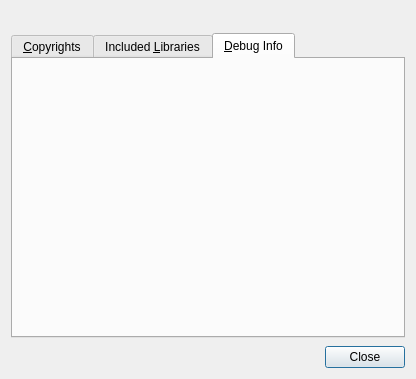
Above: src/gens-qt4/ui/AboutWindow.ui from GerbilSoft/gens-gs-ii before the change. Below: the same form after it.
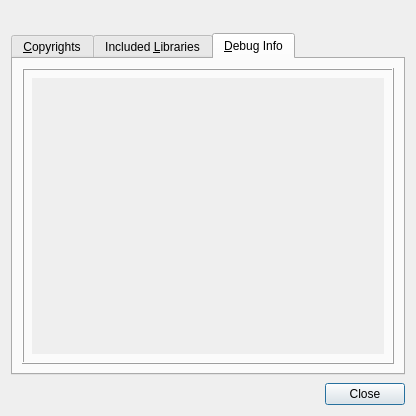
That is the form after the change. The open tabs and pages were chosen to show the change. Icons and pictures are not drawn.

Commit message:
gens-qt4/ui/AboutWindow.ui: Added scroll areas to Copyrights and Debug Info.
Also, added a label to Debug Info. This will be used for displaying
things like the Qt version that Gens/GS II was compiled with, the Qt
version that's currently in use, and OpenGL implementation details.

```diff
--- a/src/gens-qt4/ui/AboutWindow.ui
+++ b/src/gens-qt4/ui/AboutWindow.ui
@@ -7,7 +7,7 @@
     <x>0</x>
     <y>0</y>
     <width>416</width>
-    <height>379</height>
+    <height>416</height>
    </rect>
   </property>
   <property name="windowTitle">
@@ -108,6 +108,65 @@
       <attribute name="title">
        <string>&amp;Debug Info</string>
       </attribute>
+      <layout class="QVBoxLayout" name="vboxDebugInfoTab">
+       <item>
+        <widget class="QFrame" name="fraDebugInfo">
+         <property name="frameShape">
+          <enum>QFrame::Box</enum>
+         </property>
+         <property name="frameShadow">
+          <enum>QFrame::Raised</enum>
+         </property>
+         <layout class="QVBoxLayout" name="vboxDebugInfoLabel">
+          <property name="margin">
+           <number>8</number>
+          </property>
+          <item>
+           <widget class="QScrollArea" name="scrlDebugInfo">
+            <property name="frameShape">
+             <enum>QFrame::NoFrame</enum>
+            </property>
+            <property name="frameShadow">
+             <enum>QFrame::Plain</enum>
+            </property>
+            <property name="horizontalScrollBarPolicy">
+             <enum>Qt::ScrollBarAlwaysOff</enum>
+            </property>
+            <widget class="QWidget" name="scrlareaDebugInfo">
+             <property name="geometry">
+              <rect>
+               <x>0</x>
+               <y>0</y>
+               <width>374</width>
+               <height>173</height>
+              </rect>
+             </property>
+             <widget class="QLabel" name="lblDebugInfo">
+              <property name="geometry">
+               <rect>
+                <x>0</x>
+                <y>0</y>
+                <width>7</width>
+                <height>16</height>
+               </rect>
+              </property>
+              <property name="alignment">
+               <set>Qt::AlignLeading|Qt::AlignLeft|Qt::AlignTop</set>
+              </property>
+              <property name="openExternalLinks">
+               <bool>true</bool>
+              </property>
+              <property name="textInteractionFlags">
+               <set>Qt::LinksAccessibleByKeyboard|Qt::LinksAccessibleByMouse</set>
+              </property>
+             </widget>
+            </widget>
+           </widget>
+          </item>
+         </layout>
+        </widget>
+       </item>
+      </layout>
      </widget>
     </widget>
    </item>
```
Left out of the diff: 33 changed lines with no effect on the pictures. Lines whose indentation alone changed are shown as unchanged.
